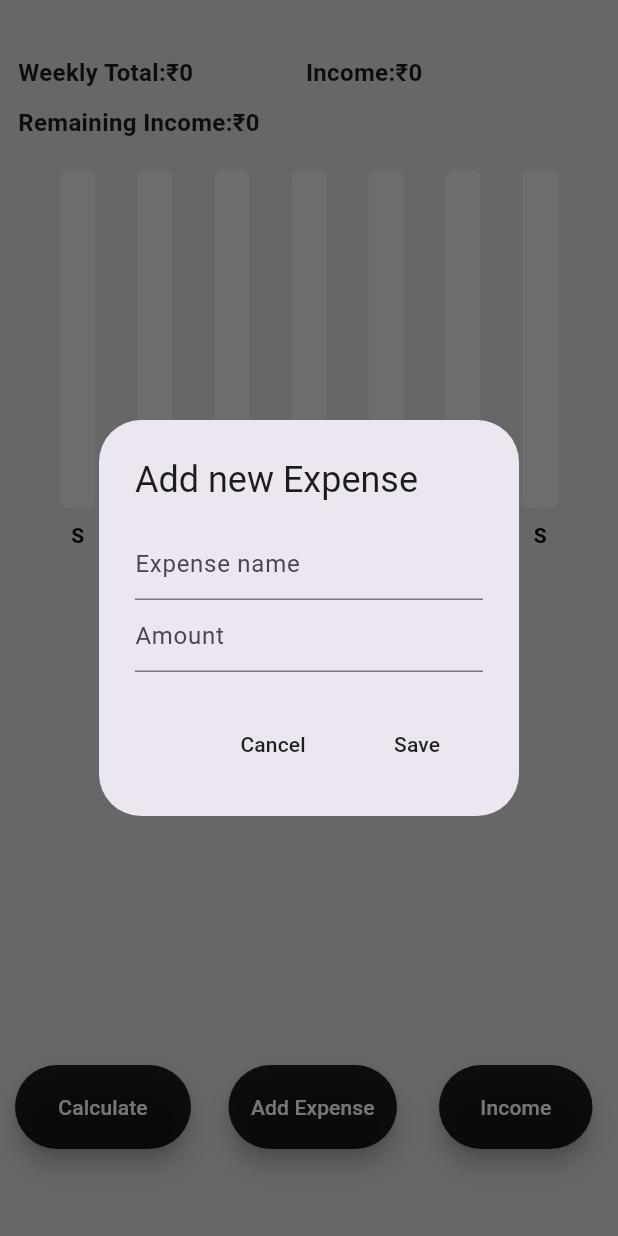
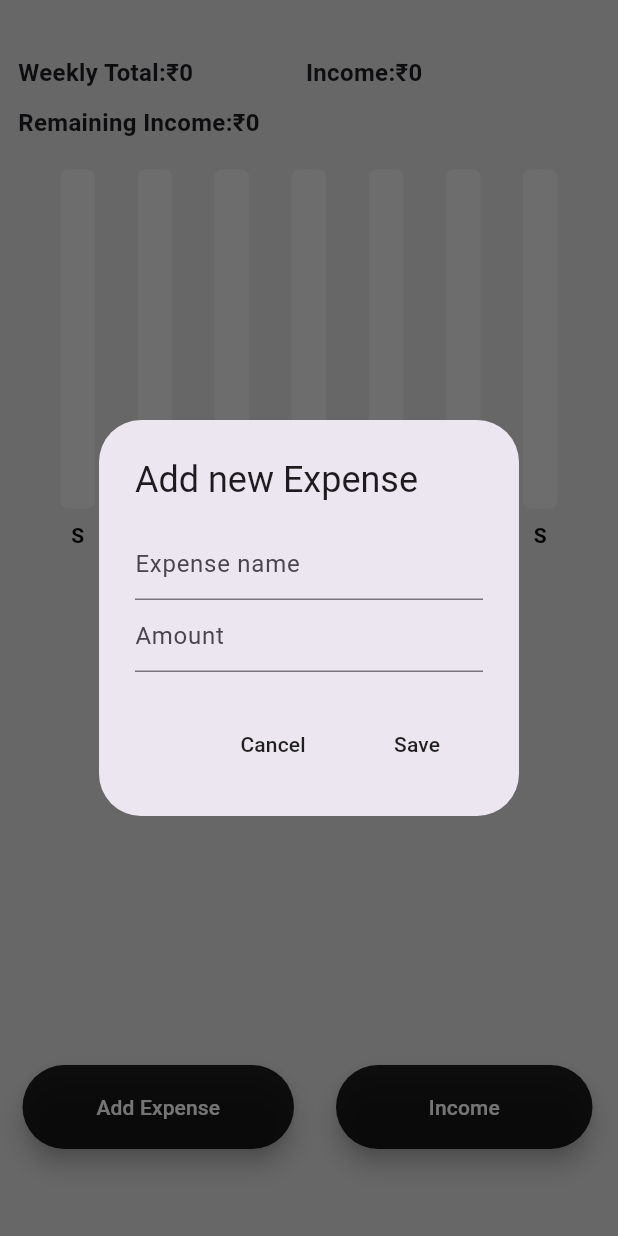
Before and after one commit to its-dhaya/Flutter_ExpenseTracker, a Flutter app: the screen it shows after launch, after a tap on "Add Expense", on a phone screen of 412 x 824 dp. Run offline on Flutter 3.47's test engine with Material 3 defaults, Android fonts, the phone set to English and light mode, and no system bars; drawn by our look-alikes of fl_chart; our stand-ins replace flutter_slidable, hive, hive_flutter; accounts and stored records are empty.

Commit message:
fourth commit

```diff
--- a/lib/pages/homepage.dart
+++ b/lib/pages/homepage.dart
@@ -268,21 +268,7 @@ class _HomePageState extends State<HomePage> {
               child: Row(
                 mainAxisAlignment: MainAxisAlignment.spaceEvenly,
                 children: [
-                  Expanded(
-                    child: Container(
-                      margin: EdgeInsets.only(right: 10),
-                      padding: EdgeInsets.only(left: 10),
-                      child: FloatingActionButton.extended(
-                        shape: RoundedRectangleBorder(
-                            borderRadius: BorderRadius.circular(30)),
-                        onPressed: () {},
-                        label: Text('Calculate',
-                            style: TextStyle(color: Colors.white)),
-                        foregroundColor: Colors.white,
-                        backgroundColor: Colors.black87,
-                      ),
-                    ),
-                  ),
+
                   Expanded(
                     child: Container(
                       margin: EdgeInsets.only(right: 10, left: 10),
```
